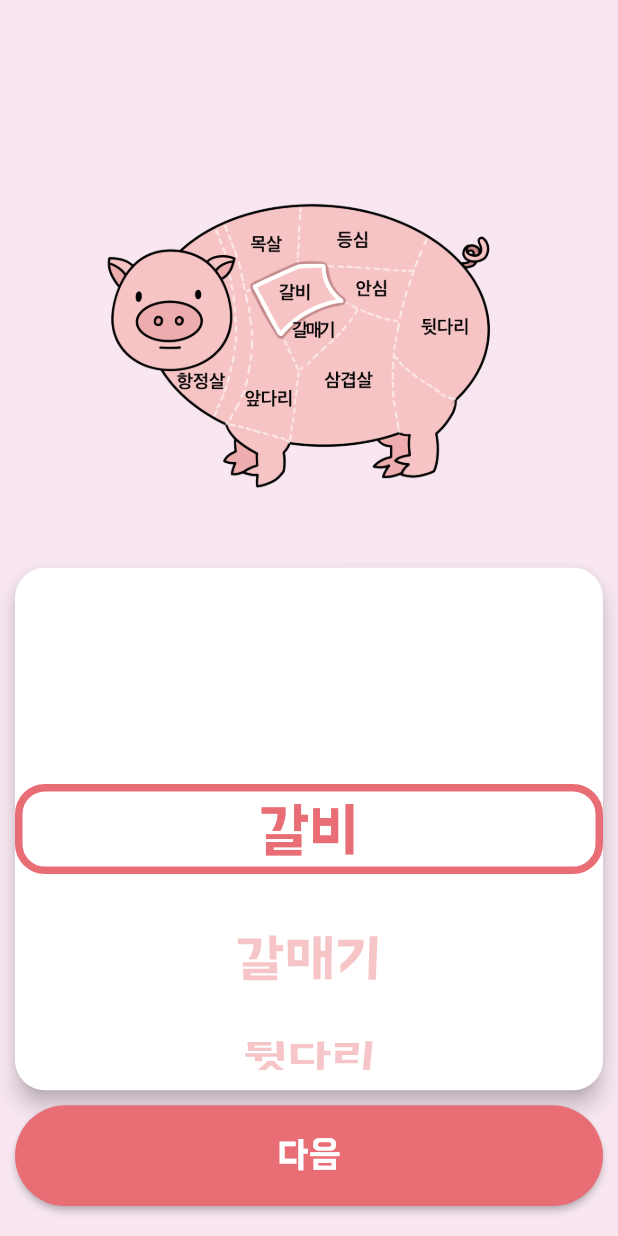
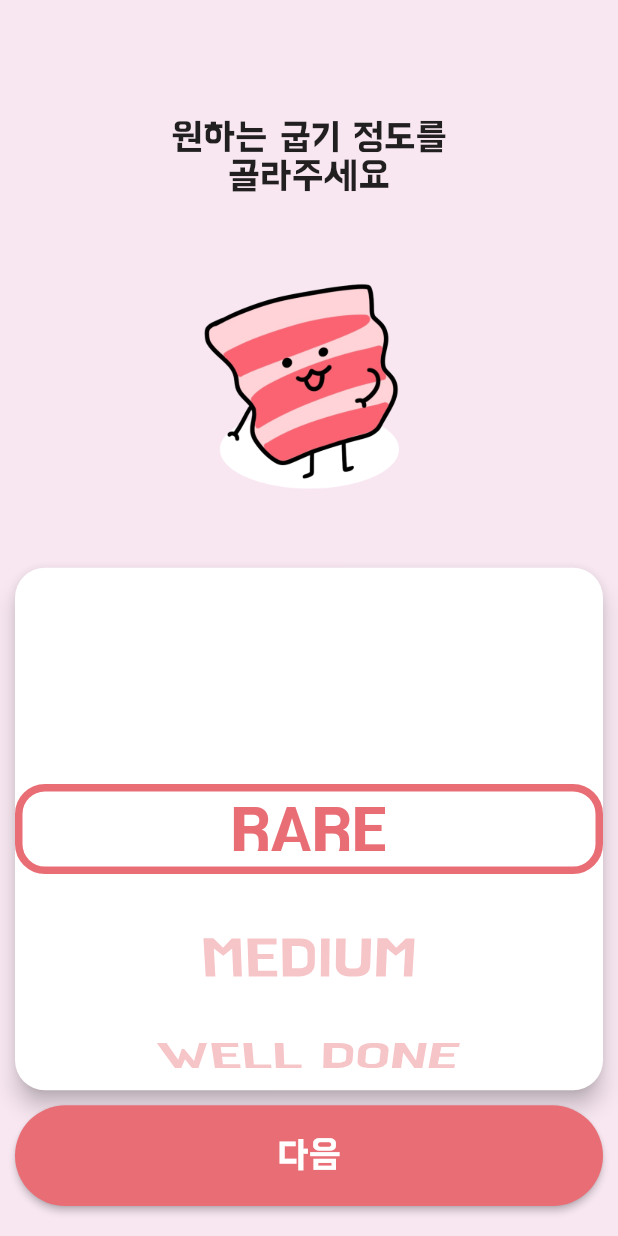
Before and after one commit to hyukjinlee/HelpMeat_Flutter, a Flutter app: the SelectDonenessScreen screen opened directly with empty values, on a phone screen of 412 x 824 dp. Run offline on Flutter 3.47's test engine with Material 2 defaults, Android fonts, the light colour scheme and no system bars.

Commit message:
1. Added resources (fork/beef donenesses) 2. Added resources utils for doneness 3. Implemented doneness screen

```diff
--- a/lib/screens/arguments/grill_meat_arguments.dart
+++ b/lib/screens/arguments/grill_meat_arguments.dart
@@ -7,6 +7,7 @@ class GrillMeatArguments extends Arguments {
   MeatType meatType;
   MeatInfo? meatInfoDetail;
   double? thickness;
+  DonenessInfo? donenessInfo;
 
   // 생성자
   GrillMeatArguments(this.meatType);
@@ -47,3 +48,19 @@ class MeatInfo {
       { required this.name,
         required this.meatPartType,});
 }
+
+enum DonenessType {
+  RARE,
+  MEDIUM_RARE,
+  MEDIUM,
+  WELLDONE,
+}
+
+class DonenessInfo {
+  final String name;
+  final DonenessType donenessType;
+
+  const DonenessInfo(
+      { required this.name,
+        required this.donenessType,});
+}
--- a/lib/screens/select_doneness_screen.dart
+++ b/lib/screens/select_doneness_screen.dart
@@ -1,4 +1,5 @@
 import 'package:flutter/material.dart';
+import 'package:helpmeat/navigators/navigator.dart';
 import 'package:helpmeat/screens/arguments/grill_meat_arguments.dart';
 import 'package:helpmeat/utils/resources.dart';
 import 'package:helpmeat/widgets/grill_meat_widget.dart';
@@ -15,37 +16,53 @@ class SelectDonenessScreen extends StatefulWidget {
 }
 
 class _SelectDonenessScreenState extends State<SelectDonenessScreen> {
-  List<MeatInfo> meatInfoList = <MeatInfo>[];
+  List<DonenessInfo> donenessInfoList = <DonenessInfo>[];
   int selectedItem = 0;
 
   void initResources() {
-    if (meatInfoList.isEmpty) {
-      meatInfoList = ResourceUtils.getMeatPartInfoList(widget.args.meatType);
+    if (donenessInfoList.isEmpty) {
+      donenessInfoList = ResourceUtils.getDonenessInfoList(widget.args.meatType);
     }
   }
 
   @override
   Widget build(BuildContext context) {
-    print('고기 : ${widget.args.meatType}, 부위 : ${widget.args.meatInfoDetail?.name} (${widget.args.meatInfoDetail?.meatPartType}), 두께 : ${widget.args.thickness}');
+    // print('고기 : ${widget.args.meatType}, 부위 : ${widget.args.meatInfoDetail?.name} (${widget.args.meatInfoDetail?.meatPartType}), 두께 : ${widget.args.thickness}');
     initResources();
 
     return Scaffold(
         // appBar: AppBar(),
         body: GrillMeatLayout(
-      top: Center(
-        child: Image(
-          image: AssetImage(ResourceUtils.getMeatPartImagePath(
-              meatInfoList[selectedItem].meatPartType)),
-          width: 300,
-          height: 300,
-        ),
+      top: Column(
+        mainAxisAlignment: MainAxisAlignment.spaceEvenly,
+        crossAxisAlignment: CrossAxisAlignment.center,
+        children: [
+          Column(
+            crossAxisAlignment: CrossAxisAlignment.center,
+            children: const [
+              Text(
+                style: TextStyle(fontSize: 25),
+                '원하는 굽기 정도를',
+              ),
+              Text(
+                style: TextStyle(fontSize: 25),
+                '골라주세요',
+              )
+            ],
+          ),
+          Image(
+            image: AssetImage(ResourceUtils.getMeatWithDonenessImagePath(widget.args.meatType, donenessInfoList[selectedItem].donenessType)),
+            width: 150,
+            height: 150,
+          ),
+        ],
       ),
       middle: ListWheelScrollView.useDelegate(
         itemExtent: 60,
         diameterRatio: 2,
         squeeze: 0.7,
         childDelegate: ListWheelChildBuilderDelegate(
-          childCount: meatInfoList.length,
+          childCount: donenessInfoList.length,
           builder: (context, index) {
             return getListViewItem(index == selectedItem, index);
           },
@@ -58,7 +75,8 @@ class _SelectDonenessScreenState extends State<SelectDonenessScreen> {
       ),
       bottom: NextButton(
         onPressed: () {
-
+          widget.args.donenessInfo = donenessInfoList[selectedItem];
+          AppNavigator.push(context, Screens.SELECT_THICKNESS_SCREEN, widget.args);
         },
       ),
     ));
@@ -74,7 +92,7 @@ class _SelectDonenessScreenState extends State<SelectDonenessScreen> {
       textColor = AppThemes.mainPink_40;
     }
     item = Center(
-      child: Text(meatInfoList[index].name,
+      child: Text(donenessInfoList[index].name,
           style: TextStyle(color: textColor, fontSize: 40),
           textAlign: TextAlign.center),
     );
--- a/lib/utils/resources.dart
+++ b/lib/utils/resources.dart
@@ -16,9 +16,9 @@ class ResourceUtils {
   static String getMeatImagePath(MeatType meatType) {
     switch (meatType) {
       case MeatType.MEAT_TYPE_FORK:
-        return 'assets/fork_rare.png';
+        return 'assets/fork.png';
       case MeatType.MEAT_TYPE_BEEF:
-        return 'assets/beef_rare.png';
+        return 'assets/beef.png';
       default:
         return "";
     }
@@ -108,6 +108,7 @@ class ResourceUtils {
     }
   }
 
+  /// Thickness Screen
   static String getFirstStringByMeatThickness(double thickness) {
     if (thickness == 0.0){
       return '이제 화살표를 움직여';
@@ -150,4 +151,57 @@ class ResourceUtils {
     }
     return "";
   }
+
+  /// Doneness Screen
+  static List<DonenessInfo> getDonenessInfoList(MeatType meatType) {
+    switch (meatType) {
+      case MeatType.MEAT_TYPE_BEEF:
+        return <DonenessInfo>[
+          DonenessInfo(name: "RARE", donenessType: DonenessType.RARE),
+          DonenessInfo(name: "MEDIUM RARE", donenessType: DonenessType.MEDIUM_RARE),
+          DonenessInfo(name: "MEDIUM", donenessType: DonenessType.MEDIUM),
+          DonenessInfo(name: "WELL DONE", donenessType: DonenessType.WELLDONE),
+        ];
+
+      case MeatType.MEAT_TYPE_FORK:
+        return <DonenessInfo>[
+          DonenessInfo(name: "RARE", donenessType: DonenessType.RARE),
+          DonenessInfo(name: "MEDIUM", donenessType: DonenessType.MEDIUM),
+          DonenessInfo(name: "WELL DONE", donenessType: DonenessType.WELLDONE),
+        ];
+      default:
+        throw Exception();
+    }
+  }
+
+  static String getMeatWithDonenessImagePath(MeatType meatType, DonenessType donenessType) {
+    switch (meatType) {
+      case MeatType.MEAT_TYPE_BEEF:
+        switch (donenessType) {
+          case DonenessType.RARE:
+            return 'assets/beef_rare.png';
+          case DonenessType.MEDIUM_RARE:
+            return 'assets/beef_medium_rare.png';
+          case DonenessType.MEDIUM:
+            return 'assets/beef_medium.png';
+          case DonenessType.WELLDONE:
+            return 'assets/beef_well_done.png';
+        }
+
+      case MeatType.MEAT_TYPE_FORK:
+        switch (donenessType) {
+          case DonenessType.RARE:
+            return 'assets/fork_rare.png';
+          case DonenessType.MEDIUM_RARE:
+            throw Exception();
+          case DonenessType.MEDIUM:
+            return 'assets/fork_medium.png';
+          case DonenessType.WELLDONE:
+            return 'assets/fork_well_done.png';
+        }
+
+      default:
+        throw Exception();
+    }
+  }
 }
```
Also changed, not shown: assets/beef.png (added), assets/beef_medium.png (added), assets/beef_medium_rare.png (added), assets/beef_rare.png, assets/beef_well_done.png (added), assets/fork.png (added), assets/fork_medium.png (added), assets/fork_rare.png, assets/fork_well_done.png (added).
